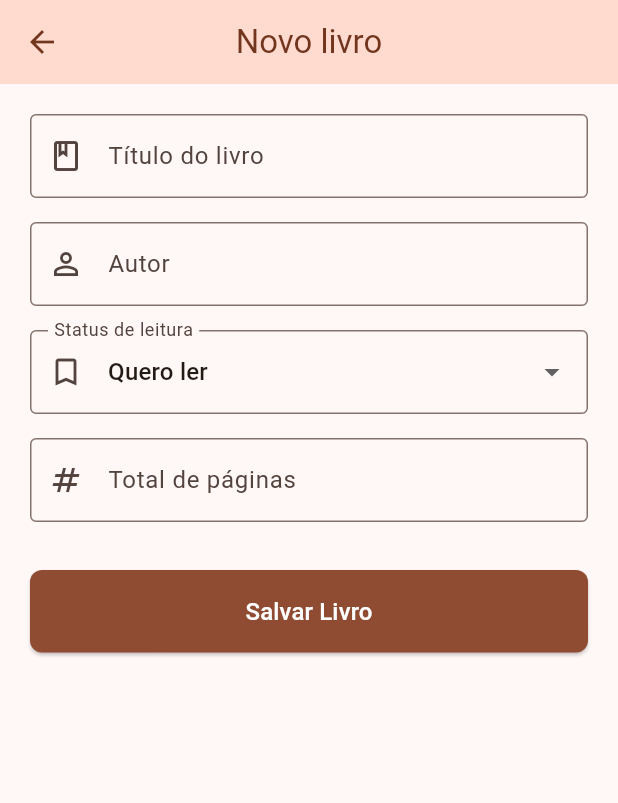
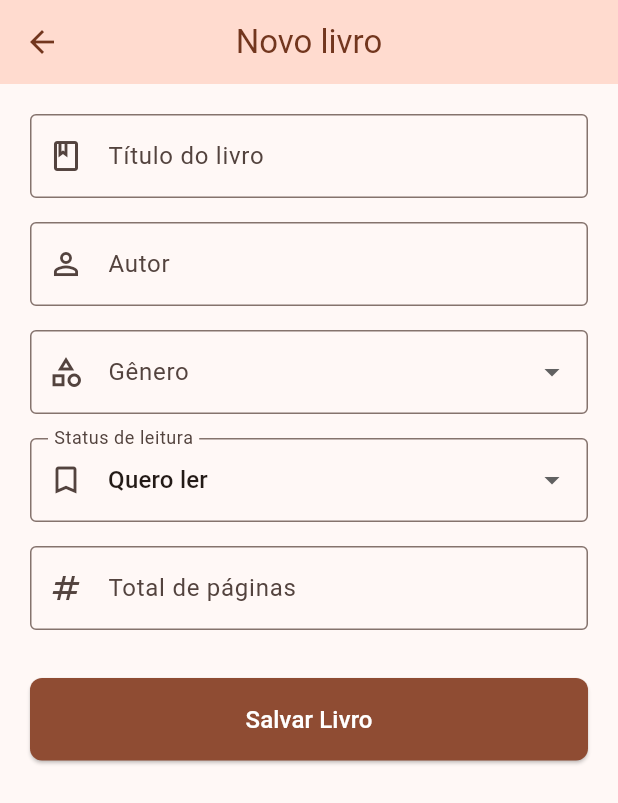
Before and after one commit to Pedrostono/alexandria, a Flutter app: the BookFormScreen screen opened by its route, on a phone screen of 412 x 824 dp. Shown: the top 803 px of the screen. Run offline on Flutter 3.47's test engine with Material 3 defaults, Android fonts, the phone set to English and light mode, and no system bars; our stand-ins replace cloud_firestore, firebase_auth, firebase_core; accounts and stored records are empty.

Commit message:
feat: adiciona gênero do livro
- Lista de gêneros (ficção científica, fantasia, romance etc.)
- Campo de seleção de gênero no formulário de livro
- Gênero salvo no Firestore e exibido no card da estante

Co-Authored-By: Claude Opus 5.5 <noreply@anthropic.com>

```diff
--- a/lib/models/book.dart
+++ b/lib/models/book.dart
@@ -36,6 +36,32 @@ enum BookStatus {
   }
 }
 
+/// Gêneros literários disponíveis para seleção no formulário
+const List<String> bookGenres = [
+  'Ficção científica',
+  'Fantasia',
+  'Romance',
+  'Terror',
+  'Suspense',
+  'Mistério',
+  'Aventura',
+  'Drama',
+  'Comédia',
+  'Distopia',
+  'Ficção histórica',
+  'Biografia',
+  'Autoajuda',
+  'Negócios',
+  'História',
+  'Filosofia',
+  'Ciência',
+  'Poesia',
+  'HQ / Mangá',
+  'Infantojuvenil',
+  'Não ficção',
+  'Outro',
+];
+
 /// Modelo representando um livro da estante pessoal
 class Book {
   final String? id;
@@ -47,6 +73,7 @@ class Book {
   final int? rating;
   final DateTime? finishedAt;
   final DateTime createdAt;
+  final String genre;
 
   Book({
     this.id,
@@ -55,6 +82,7 @@ class Book {
     required this.status,
     required this.totalPages,
     required this.currentPage,
+    required this.genre,
     this.rating,
     this.finishedAt,
     DateTime? createdAt,
@@ -81,6 +109,7 @@ class Book {
       totalPages: (data['totalPages'] as num?)?.toInt() ?? 0,
       currentPage: (data['currentPage'] as num?)?.toInt() ?? 0,
       rating: (data['rating'] as num?)?.toInt(),
+      genre: data['genre'] as String? ?? '',
       finishedAt: finishedAtRaw is Timestamp ? finishedAtRaw.toDate() : null,
       createdAt: createdAtRaw is Timestamp ? createdAtRaw.toDate() : DateTime.now(),
     );
@@ -109,6 +138,7 @@ class Book {
     return {
       'title': title,
       'author': author,
+      'genre': genre,
       'status': status.toStorageString(),
       'totalPages': totalPages,
       'currentPage': finalCurrentPage,
@@ -124,6 +154,7 @@ class Book {
     String? title,
     String? author,
     BookStatus? status,
+    String? genre,
     int? totalPages,
     int? currentPage,
     int? rating,
@@ -135,6 +166,7 @@ class Book {
       title: title ?? this.title,
       author: author ?? this.author,
       status: status ?? this.status,
+      genre: genre ?? this.genre,
       totalPages: totalPages ?? this.totalPages,
       currentPage: currentPage ?? this.currentPage,
       rating: rating ?? this.rating,
--- a/lib/screens/book_form_screen.dart
+++ b/lib/screens/book_form_screen.dart
@@ -26,6 +26,7 @@ class _BookFormScreenState extends State<BookFormScreen> {
   late TextEditingController _currentPageController;
 
   late BookStatus _status;
+  String? _genre;
   int? _rating;
   bool _isLoading = false;
 
@@ -45,6 +46,10 @@ class _BookFormScreenState extends State<BookFormScreen> {
 
     _status = b?.status ?? BookStatus.wantToRead;
     _rating = b?.rating;
+
+    // Gêneros antigos/desconhecidos (ou vazios) ficam sem seleção no dropdown
+    final savedGenre = b?.genre ?? '';
+    _genre = savedGenre.isNotEmpty ? savedGenre : null;
   }
 
   @override
@@ -88,6 +93,7 @@ class _BookFormScreenState extends State<BookFormScreen> {
       id: widget.book?.id,
       title: _titleController.text.trim(),
       author: _authorController.text.trim(),
+      genre: _genre ?? '',
       status: _status,
       totalPages: totalPages,
       currentPage: currentPage,
@@ -231,6 +237,35 @@ class _BookFormScreenState extends State<BookFormScreen> {
                     Validators.minLength(val, 2, 'Informe o autor do livro.'),
               ),
               const SizedBox(height: 16),
+              DropdownButtonFormField<String>(
+                value: _genre,
+                isExpanded: true,
+                decoration: const InputDecoration(
+                  labelText: 'Gênero',
+                  prefixIcon: Icon(Icons.category_outlined),
+                  border: OutlineInputBorder(),
+                ),
+                items: [
+                  // Mantém um gênero salvo que não esteja na lista atual
+                  if (_genre != null && !bookGenres.contains(_genre))
+                    DropdownMenuItem<String>(
+                      value: _genre,
+                      child: Text(_genre!),
+                    ),
+                  ...bookGenres.map((genre) {
+                    return DropdownMenuItem<String>(
+                      value: genre,
+                      child: Text(genre),
+                    );
+                  }),
+                ],
+                onChanged: (newGenre) {
+                  setState(() {
+                    _genre = newGenre;
+                  });
+                },
+              ),
+              const SizedBox(height: 16),
               DropdownButtonFormField<BookStatus>(
                 value: _status,
                 decoration: const InputDecoration(
```
Also changed, not shown: lib/widgets/book_card.dart (+23 -0 lines).
